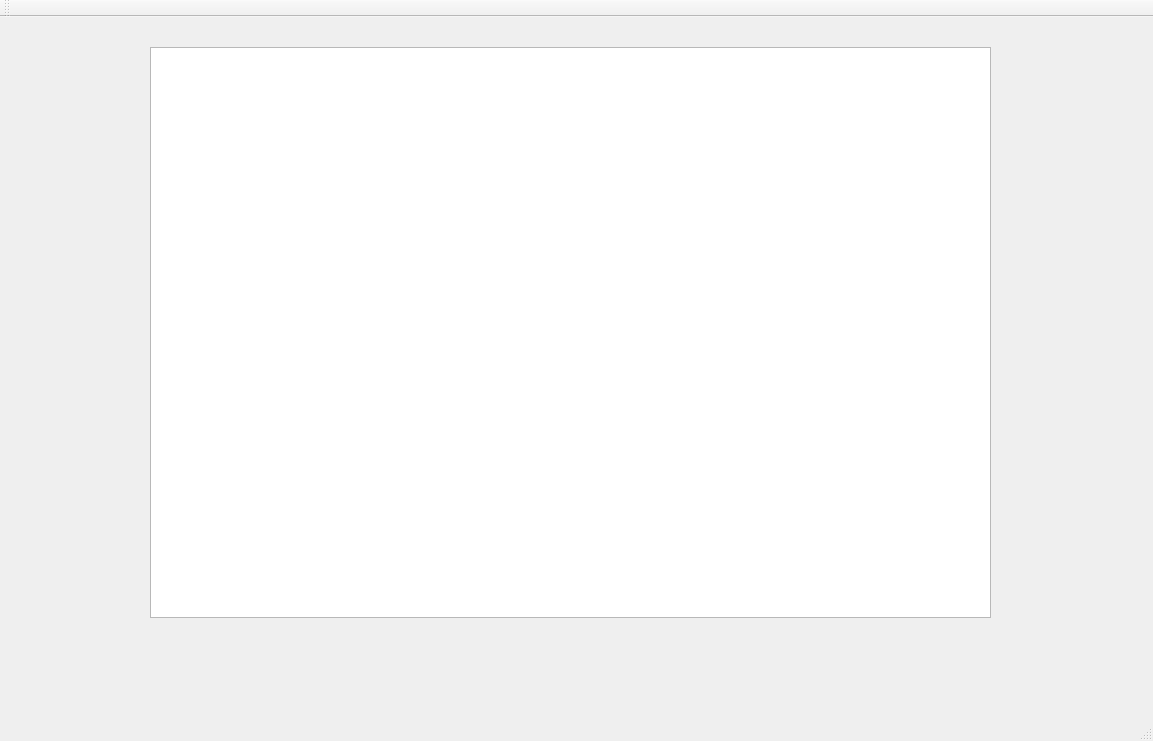
Above: autopurchase.ui from TwIntern24/autoPurchase before the change. Below: the same form after it.
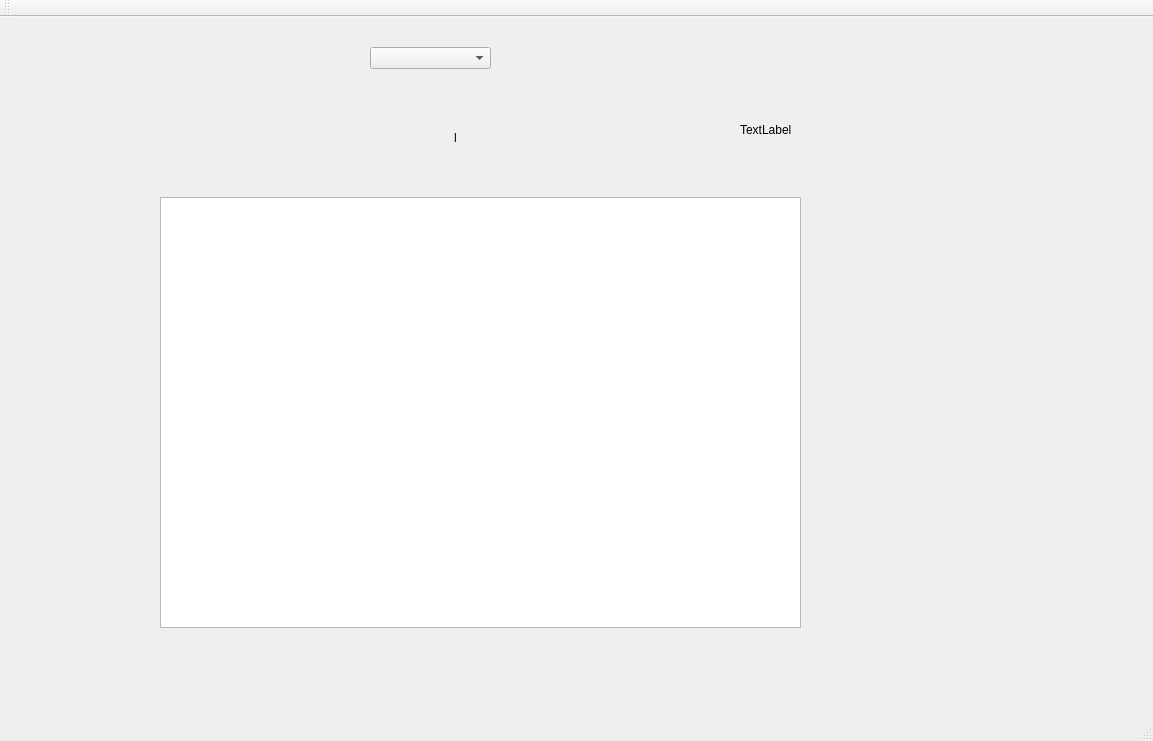
That is the form after the change.

```diff
--- a/autopurchase.ui
+++ b/autopurchase.ui
@@ -14,16 +14,55 @@
    <string>AutoPurchase</string>
   </property>
   <widget class="QWidget" name="centralWidget">
-   <widget class="QTableView" name="tableView">
+   <widget class="QListWidget" name="listWidgetChecklist">
     <property name="geometry">
      <rect>
-      <x>150</x>
+      <x>160</x>
+      <y>180</y>
+      <width>641</width>
+      <height>431</height>
+     </rect>
+    </property>
+   </widget>
+   <widget class="QComboBox" name="comboExcel">
+    <property name="geometry">
+     <rect>
+      <x>370</x>
       <y>30</y>
-      <width>841</width>
-      <height>571</height>
+      <width>121</width>
+      <height>22</height>
      </rect>
     </property>
    </widget>
+   <widget class="QLabel" name="labelLoading">
+    <property name="geometry">
+     <rect>
+      <x>370</x>
+      <y>100</y>
+      <width>171</width>
+      <height>41</height>
+     </rect>
+    </property>
+    <property name="text">
+     <string>l</string>
+    </property>
+    <property name="alignment">
+     <set>Qt::AlignCenter</set>
+    </property>
+   </widget>
+   <widget class="QLabel" name="labelStatus">
+    <property name="geometry">
+     <rect>
+      <x>740</x>
+      <y>103</y>
+      <width>131</width>
+      <height>20</height>
+     </rect>
+    </property>
+    <property name="text">
+     <string>TextLabel</string>
+    </property>
+   </widget>
   </widget>
   <widget class="QMenuBar" name="menuBar">
    <property name="geometry">
```
Left out of the diff: 2 changed lines with no effect on the pictures.
